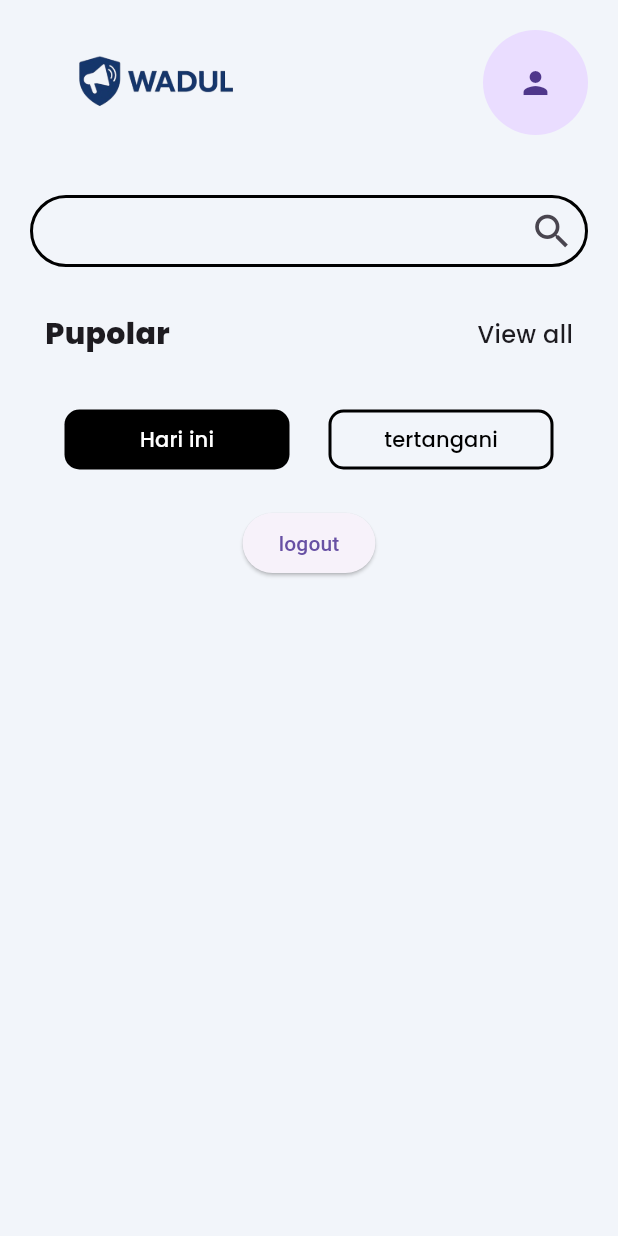
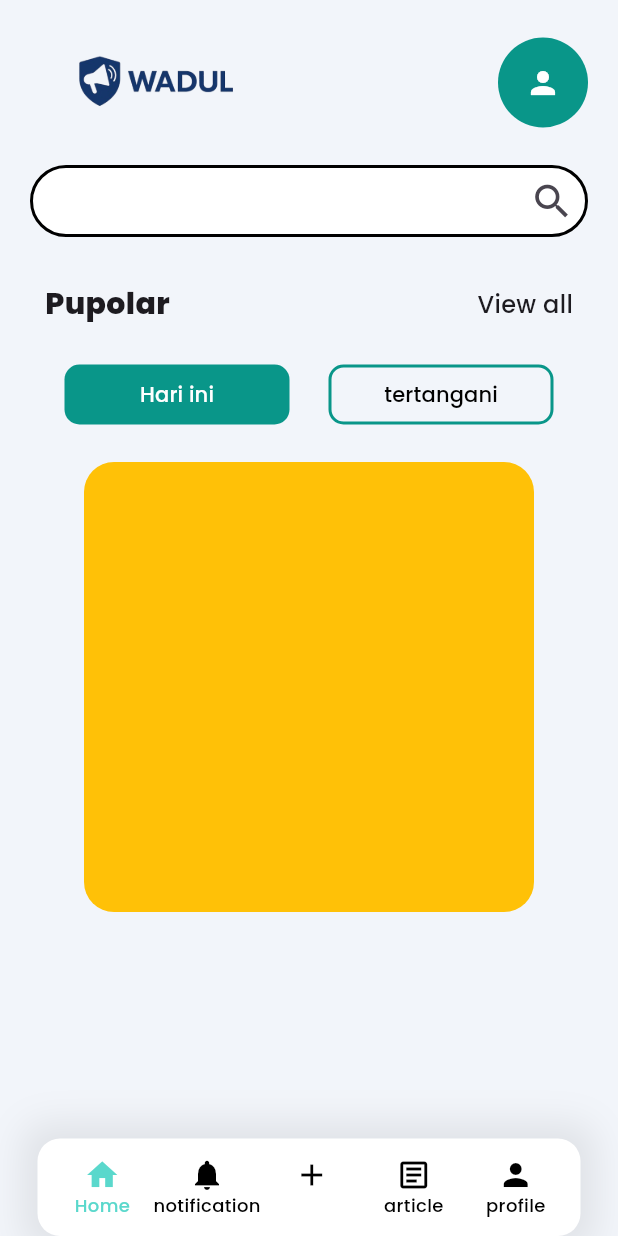
Before and after one commit to krisnaCIHUUUY/wadul_app, a Flutter app: the screen it shows once a user with an empty profile is signed in, on a phone screen of 412 x 824 dp. Run offline on Flutter 3.47's test engine with Material 3 defaults, Android fonts, the light colour scheme and no system bars; our stand-ins replace cloud_firestore, equatable, firebase_auth, firebase_core, flutter_bloc, fpdart; accounts and stored records are empty.

Commit message:
selesai membuat bagian dashboard

```diff
--- /dev/null
+++ b/lib/core/pages/add_page.dart
@@ -0,0 +1,10 @@
+import 'package:flutter/material.dart';
+
+class AddPage extends StatelessWidget {
+  const AddPage({super.key});
+
+  @override
+  Widget build(BuildContext context) {
+    return Scaffold(body: Center(child: Text("add page")));
+  }
+}
--- /dev/null
+++ b/lib/core/pages/article_page.dart
@@ -0,0 +1,15 @@
+import 'package:flutter/material.dart';
+
+class ArticlePage extends StatefulWidget {
+  const ArticlePage({super.key});
+
+  @override
+  State<ArticlePage> createState() => _ArticlePageState();
+}
+
+class _ArticlePageState extends State<ArticlePage> {
+  @override
+  Widget build(BuildContext context) {
+    return Scaffold(body: Center(child: Text("article page"),),);
+  }
+}
--- /dev/null
+++ b/lib/core/pages/home_page.dart
@@ -0,0 +1,278 @@
+import 'package:flutter/material.dart';
+import 'package:wadul_app/core/colors/custom_colors.dart';
+import 'package:wadul_app/core/pages/profile_page.dart';
+
+class HomePage extends StatefulWidget {
+  const HomePage({super.key});
+
+  @override
+  State<HomePage> createState() => _HomePageState();
+}
+
+class _HomePageState extends State<HomePage> {
+  final _searchController = TextEditingController();
+
+  List<IconData> navIcons = [
+    Icons.home,
+    Icons.notifications,
+    Icons.add,
+    Icons.article_outlined,
+    Icons.person,
+  ];
+
+  List<String> navTitles = ["Home", "notification", "", "article", "profile"];
+
+  int selectedIndex = 0;
+
+  @override
+  void dispose() {
+    super.dispose();
+    _searchController.dispose();
+  }
+
+  @override
+  Widget build(BuildContext context) {
+    return Scaffold(
+      backgroundColor: putihBackground,
+      body: SafeArea(
+        child: Stack(
+          children: [
+            Column(
+              crossAxisAlignment: CrossAxisAlignment.stretch,
+              children: [
+                Padding(
+                  padding: const EdgeInsets.symmetric(horizontal: 20.0),
+                  child: Container(
+                    height: 110,
+                    child: Row(
+                      mainAxisAlignment: MainAxisAlignment.spaceBetween,
+                      children: [
+                        Image.asset(
+                          'assets/wadul_logo.png',
+                          fit: BoxFit.contain,
+                          height: 200,
+                        ),
+                        GestureDetector(
+                          onTap: () {
+                            Navigator.push(
+                              context,
+                              MaterialPageRoute(
+                                builder: (context) => ProfilePage(),
+                              ),
+                            );
+                          },
+                          child: CircleAvatar(
+                            radius: 30,
+                            backgroundColor: darkTosca,
+                            child: Icon(Icons.person, color: putihText),
+                          ),
+                        ),
+                      ],
+                    ),
+                  ),
+                ),
+
+                Padding(
+                  padding: const EdgeInsets.symmetric(horizontal: 20.0),
+                  child: TextField(
+                    controller: _searchController,
+                    decoration: InputDecoration(
+                      filled: true,
+                      contentPadding: EdgeInsets.symmetric(horizontal: 20),
+                      fillColor: putihText,
+                      enabledBorder: OutlineInputBorder(
+                        borderRadius: BorderRadius.circular(50),
+                        borderSide: BorderSide(width: 2),
+                      ),
+                      focusedBorder: OutlineInputBorder(
+                        borderRadius: BorderRadius.circular(50),
+                        borderSide: BorderSide(width: 2, color: tosca),
+                      ),
+                      suffixIcon: GestureDetector(
+                        onTap: () {},
+                        child: Icon(Icons.search, size: 30),
+                      ),
+                    ),
+                  ),
+                ),
+                const SizedBox(height: 20),
+
+                Padding(
+                  padding: const EdgeInsets.symmetric(horizontal: 20.0),
+                  child: Container(
+                    padding: EdgeInsets.symmetric(horizontal: 10),
+                    height: 50,
+                    child: Row(
+                      mainAxisAlignment: MainAxisAlignment.spaceBetween,
+                      children: [
+                        Text(
+                          'Pupolar',
+                          style: TextStyle(
+                            fontSize: 20,
+                            fontWeight: FontWeight.w600,
+                            fontFamily: 'Poppins',
+                          ),
+                        ),
+                        GestureDetector(
+                          onTap: () {},
+                          child: Text(
+                            'View all',
+                            style: TextStyle(
+                              fontFamily: "Poppins",
+                              fontSize: 16,
+                              fontWeight: FontWeight.w500,
+                            ),
+                          ),
+                        ),
+                      ],
+                    ),
+                  ),
+                ),
+                const SizedBox(height: 10),
+
+                Padding(
+                  padding: const EdgeInsets.symmetric(horizontal: 20.0),
+                  child: Container(
+                    padding: EdgeInsets.symmetric(horizontal: 10),
+                    height: 50,
+                    child: Row(
+                      mainAxisAlignment: MainAxisAlignment.spaceAround,
+                      children: [
+                        TextButton(
+                          onPressed: () {},
+                          style: ElevatedButton.styleFrom(
+                            shape: RoundedRectangleBorder(
+                              borderRadius: BorderRadiusGeometry.circular(10),
+                              side: BorderSide.none,
+                            ),
+                            backgroundColor: darkTosca,
+                            fixedSize: Size.fromWidth(150),
+                          ),
+                          child: Text(
+                            'Hari ini',
+                            style: TextStyle(
+                              fontFamily: 'Poppins',
+                              color: putihText,
+                            ),
+                          ),
+                        ),
+                        TextButton(
+                          onPressed: () {},
+                          style: ElevatedButton.styleFrom(
+                            shape: RoundedRectangleBorder(
+                              borderRadius: BorderRadiusGeometry.circular(10),
+                              side: BorderSide(width: 2, color: darkTosca),
+                            ),
+                            backgroundColor: putihBackground,
+                            fixedSize: Size.fromWidth(150),
+                          ),
+                          child: Text(
+                            'tertangani',
+                            style: TextStyle(
+                              fontFamily: 'Poppins',
+                              color: hitamtext,
+                            ),
+                          ),
+                        ),
+                      ],
+                    ),
+                  ),
+                ),
+                const SizedBox(height: 20),
+
+                Container(
+                  margin: EdgeInsets.only(left: 36, right: 30),
+                  height: 300,
+                  child: ListView.builder(
+                    scrollDirection: Axis.horizontal,
+                    itemCount: 10,
+                    itemBuilder: (context, index) {
+                      return Container(
+                        margin: EdgeInsets.only(right: 20, left: 20),
+                        // height: 200,
+                        width: 300,
+                        decoration: BoxDecoration(
+                          color: Colors.amber,
+                          borderRadius: BorderRadius.circular(20),
+                        ),
+                      );
+                    },
+                  ),
+                ),
+                // BOTTOM NAVIGATION BAR E
+              ],
+            ),
+
+            Align(
+              alignment: AlignmentGeometry.bottomCenter,
+              child: Container(
+                height: 65,
+                margin: EdgeInsets.only(left: 25, right: 25, bottom: 0),
+                decoration: BoxDecoration(
+                  borderRadius: BorderRadius.circular(15),
+                  color: putihText,
+                  boxShadow: [
+                    BoxShadow(
+                      color: Colors.black.withAlpha(20),
+                      blurRadius: 20,
+                      spreadRadius: 10,
+                    ),
+                  ],
+                ),
+                child: Row(
+                  crossAxisAlignment: CrossAxisAlignment.center,
+                  mainAxisAlignment: MainAxisAlignment.center,
+                  children: navIcons.map((icon) {
+                    int index = navIcons.indexOf(icon);
+                    bool isSelected = (selectedIndex == index);
+                    return GestureDetector(
+                      onTap: () {
+                        setState(() {
+                          selectedIndex = index;
+                        });
+                      },
+                      child: Material(
+                        color: Colors.transparent,
+                        child: SingleChildScrollView(
+                          child: Column(
+                            children: [
+                              Container(
+                                alignment: AlignmentGeometry.center,
+                                margin: EdgeInsets.only(
+                                  top: 0,
+                                  right: 22,
+                                  left: 22,
+                                  bottom: 0,
+                                ),
+                                decoration: BoxDecoration(
+                                  color: Colors.transparent,
+                                ),
+                                child: Icon(
+                                  icon,
+                                  color: isSelected ? tosca : hitamtext,
+                                ),
+                              ),
+                              Text(
+                                navTitles[index],
+                                style: TextStyle(
+                                  fontFamily: "Poppins",
+                                  fontSize: 12,
+                                  fontWeight: FontWeight.w500,
+                                  color: isSelected ? tosca : hitamtext,
+                                ),
+                              ),
+                            ],
+                          ),
+                        ),
+                      ),
+                    );
+                  }).toList(),
+                ),
+              ),
+            ),
+          ],
+        ),
+      ),
+    );
+  }
+}
--- /dev/null
+++ b/lib/core/pages/notification_page.dart
@@ -0,0 +1,10 @@
+import 'package:flutter/material.dart';
+
+class NotificationPage extends StatelessWidget {
+  const NotificationPage({super.key});
+
+  @override
+  Widget build(BuildContext context) {
+    return Scaffold(body: Center(child: Text("notification page")));
+  }
+}
--- /dev/null
+++ b/lib/core/pages/profile_page.dart
@@ -0,0 +1,28 @@
+import 'package:flutter/material.dart';
+import 'package:flutter_bloc/flutter_bloc.dart';
+import 'package:wadul_app/features/authentication/presentation/cubit/auth_cubit.dart';
+
+class ProfilePage extends StatelessWidget {
+  const ProfilePage({super.key});
+
+  @override
+  Widget build(BuildContext context) {
+    return Scaffold(
+      appBar: AppBar(
+        leading: ElevatedButton(
+          onPressed: () => Navigator.pop(context),
+          child: Icon(Icons.arrow_back_ios),
+        ),
+      ),
+      body: Center(
+        child: ElevatedButton(
+          onPressed: () {
+            context.read<AuthCubit>().logout();
+            Navigator.pop(context);
+          },
+          child: Text("logout"),
+        ),
+      ),
+    );
+  }
+}
--- a/lib/features/authentication/presentation/page/home_page.dart
+++ /dev/null
@@ -1,180 +0,0 @@
-import 'package:flutter/material.dart';
-import 'package:flutter_bloc/flutter_bloc.dart';
-import 'package:wadul_app/core/colors/custom_colors.dart';
-import 'package:wadul_app/features/authentication/presentation/cubit/auth_cubit.dart';
-
-class HomePage extends StatefulWidget {
-  const HomePage({super.key});
-
-  @override
-  State<HomePage> createState() => _HomePageState();
-}
-
-class _HomePageState extends State<HomePage> {
-  final _searchController = TextEditingController();
-
-  @override
-  void dispose() {
-    super.dispose();
-    _searchController.dispose();
-  }
-
-  @override
-  Widget build(BuildContext context) {
-    return Scaffold(
-      backgroundColor: putihBackground,
-      body: SafeArea(
-        child: Column(
-          crossAxisAlignment: CrossAxisAlignment.stretch,
-          children: [
-            // BAGIAN HEADER E
-            Padding(
-              padding: const EdgeInsets.symmetric(horizontal: 20.0),
-              child: Container(
-                height: 110,
-                child: Row(
-                  mainAxisAlignment: MainAxisAlignment.spaceBetween,
-                  children: [
-                    Image.asset(
-                      'assets/wadul_logo.png',
-                      fit: BoxFit.contain,
-                      height: 200,
-                    ),
-                    CircleAvatar(radius: 35, child: Icon(Icons.person)),
-                  ],
-                ),
-              ),
-            ),
-            const SizedBox(height: 20),
-
-            // BAGIAN SEARCH BAR E
-            Padding(
-              padding: const EdgeInsets.symmetric(horizontal: 20.0),
-              child: TextField(
-                controller: _searchController,
-                decoration: InputDecoration(
-                  filled: true,
-                  contentPadding: EdgeInsets.symmetric(horizontal: 20),
-                  fillColor: putihBackground,
-                  enabledBorder: OutlineInputBorder(
-                    borderRadius: BorderRadius.circular(50),
-                    borderSide: BorderSide(width: 2),
-                  ),
-                  focusedBorder: OutlineInputBorder(
-                    borderRadius: BorderRadius.circular(50),
-                    borderSide: BorderSide(width: 2, color: tosca),
-                  ),
-                  suffixIcon: GestureDetector(
-                    onTap: () {},
-                    child: Icon(Icons.search, size: 30),
-                  ),
-                ),
-              ),
-            ),
-            const SizedBox(height: 20),
-
-            // BAGIAN TITLE + TOMBOL VIEW ALL
-            Padding(
-              padding: const EdgeInsets.symmetric(horizontal: 20.0),
-              child: Container(
-                padding: EdgeInsets.symmetric(horizontal: 10),
-                height: 50,
-                // color: Colors.amber,
-                child: Row(
-                  mainAxisAlignment: MainAxisAlignment.spaceBetween,
-                  children: [
-                    Text(
-                      'Pupolar',
-                      style: TextStyle(
-                        fontSize: 20,
-                        fontWeight: FontWeight.w600,
-                        fontFamily: 'Poppins',
-                      ),
-                    ),
-                    GestureDetector(
-                      onTap: () {},
-                      child: Text(
-                        'View all',
-                        style: TextStyle(
-                          fontFamily: "Poppins",
-                          fontSize: 16,
-                          fontWeight: FontWeight.w500,
-                        ),
-                      ),
-                    ),
-                  ],
-                ),
-              ),
-            ),
-            const SizedBox(height: 20),
-
-            // TOMBOL HARI INI + SENG WS TERTANGANI
-            Padding(
-              padding: const EdgeInsets.symmetric(horizontal: 20.0),
-              child: Container(
-                padding: EdgeInsets.symmetric(horizontal: 10),
-                height: 50,
-                // color: Colors.amber,
-                child: Row(
-                  mainAxisAlignment: MainAxisAlignment.spaceAround,
-                  children: [
-                    TextButton(
-                      onPressed: () {},
-                      style: ElevatedButton.styleFrom(
-                        shape: RoundedRectangleBorder(
-                          borderRadius: BorderRadiusGeometry.circular(10),
-                          side: BorderSide.none,
-                        ),
-                        backgroundColor: hitamtext,
-                        fixedSize: Size.fromWidth(150),
-                      ),
-                      child: Text(
-                        'Hari ini',
-                        style: TextStyle(
-                          fontFamily: 'Poppins',
-                          color: putihText,
-                        ),
-                      ),
-                    ),
-                    TextButton(
-                      onPressed: () {},
-                      style: ElevatedButton.styleFrom(
-                        shape: RoundedRectangleBorder(
-                          borderRadius: BorderRadiusGeometry.circular(10),
-                          side: BorderSide(width: 2, color: hitamtext),
-                        ),
-                        backgroundColor: putihBackground,
-                        fixedSize: Size.fromWidth(150),
-                      ),
-                      child: Text(
-                        'tertangani',
-                        style: TextStyle(
-                          fontFamily: 'Poppins',
-                          color: hitamtext,
-                        ),
-                      ),
-                    ),
-                  ],
-                ),
-              ),
-            ),
-            const SizedBox(height: 20),
-            //BAGIAN GRIDVIEW KANGGO ARTIKEL/ CARD E
-
-            // CUEKIN
-            Center(
-              child: ElevatedButton(
-                onPressed: () {
-                  context.read<AuthCubit>().logout();
-                },
-                child: Text("logout"),
-              ),
-            ),
-
-            // BOTTOM NAVIGATION BAR E
-          ],
-        ),
-      ),
-    );
-  }
-}
--- a/lib/features/authentication/presentation/page/login_page.dart
+++ b/lib/features/authentication/presentation/page/login_page.dart
@@ -4,7 +4,7 @@ import 'package:wadul_app/core/colors/custom_colors.dart';
 import 'package:wadul_app/core/custom_textfield.dart';
 import 'package:wadul_app/features/authentication/presentation/cubit/auth_cubit.dart';
 import 'package:wadul_app/features/authentication/presentation/cubit/auth_state.dart';
-import 'package:wadul_app/features/authentication/presentation/page/home_page.dart';
+import 'package:wadul_app/core/pages/home_page.dart';
 import 'package:wadul_app/features/authentication/presentation/page/lupa_sandi_page.dart';
 import 'package:wadul_app/features/authentication/presentation/page/register_page.dart';
 
--- a/lib/features/authentication/presentation/page/onboarding_page.dart
+++ b/lib/features/authentication/presentation/page/onboarding_page.dart
@@ -1,7 +1,7 @@
 import 'dart:developer';
 import 'package:flutter/material.dart';
 import 'package:wadul_app/core/colors/custom_colors.dart';
-import 'package:wadul_app/features/authentication/presentation/page/home_page.dart';
+import 'package:wadul_app/core/pages/home_page.dart';
 import 'package:wadul_app/features/authentication/presentation/page/login_page.dart';
 import 'package:wadul_app/features/authentication/presentation/page/register_page.dart';
 import 'package:wadul_app/features/authentication/presentation/utils/onboarding_button.dart';
--- a/lib/main.dart
+++ b/lib/main.dart
@@ -10,7 +10,7 @@ import 'package:wadul_app/features/authentication/domain/usecases/user_logout.da
 import 'package:wadul_app/features/authentication/domain/usecases/user_lupa_sandi.dart';
 import 'package:wadul_app/features/authentication/domain/usecases/user_masuk.dart';
 import 'package:wadul_app/features/authentication/presentation/cubit/auth_cubit.dart';
-import 'package:wadul_app/features/authentication/presentation/page/home_page.dart';
+import 'package:wadul_app/core/pages/home_page.dart';
 import 'package:wadul_app/features/authentication/presentation/page/onboarding_page.dart';
 import 'package:wadul_app/firebase_options.dart';
 
```
